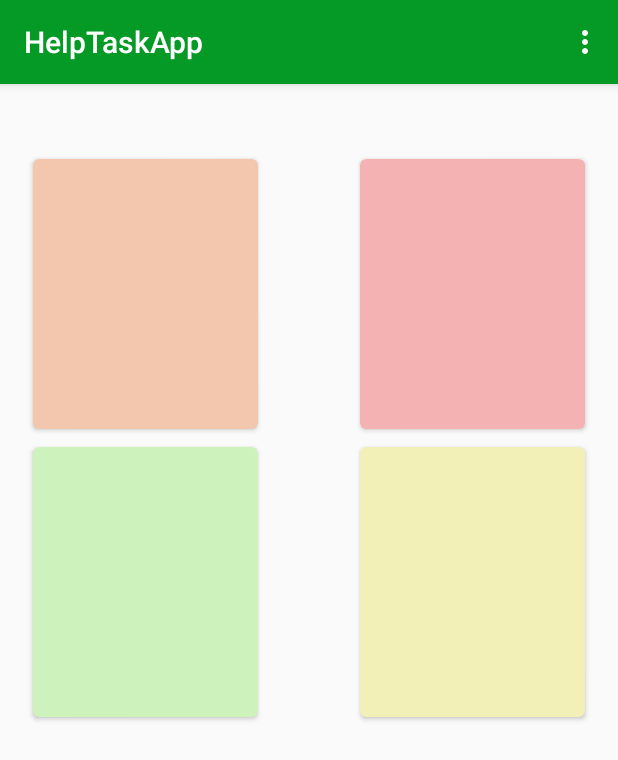
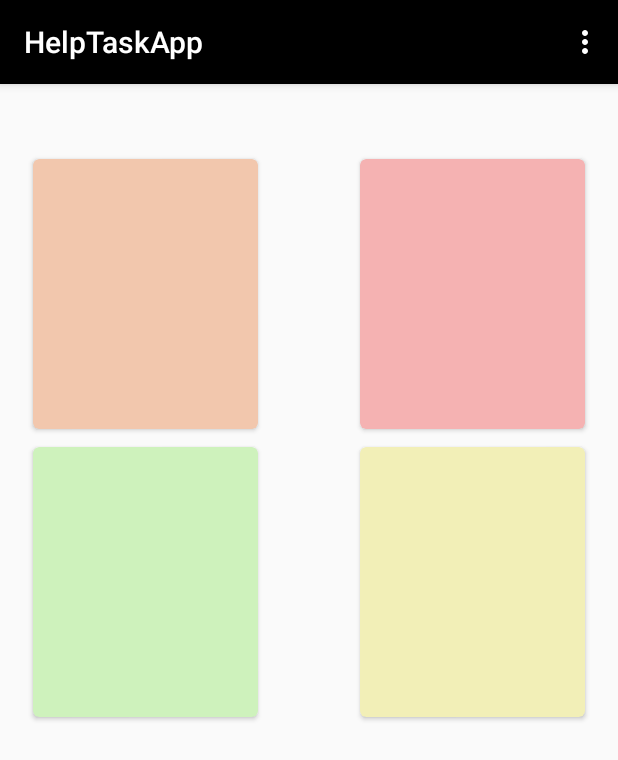
Before and after one commit to vteodoro/HelpTaskApp, an Android app: the screen it shows after launch (MainActivity), on a phone screen of 412 x 824 dp. Shown: the top 760 px of the screen. Run offline under Robolectric (Android 15) with nearby library versions, the phone set to English and light mode, and no system bars.

Commit message:
Editar cores

```diff
--- a/app/src/main/res/values/colors.xml
+++ b/app/src/main/res/values/colors.xml
@@ -1,8 +1,8 @@
 <?xml version="1.0" encoding="utf-8"?>
 <resources>
-    <color name="colorPrimary">#059925</color>
-    <color name="colorPrimaryDark">#054513</color>
-    <color name="colorAccent">#00ff38</color>
+    <color name="colorPrimary">#000000</color>
+    <color name="colorPrimaryDark">#000000</color>
+    <color name="colorAccent">#000000</color>
     <color name="card_exec">#f5b2b2</color>
     <color name="card_plan">#f2c7ad</color>
     <color name="card_deleg">#f2efb7</color>
```
